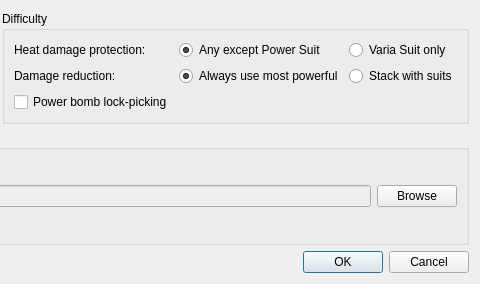
YonicDev/mpdr, file DoorRandomizer/GUI/PatchSettings/patchsettingspanel.ui: the form before one commit; both pictures show x 222 to 702 and y 0 to 284 of the 702 by 284 pixel window.
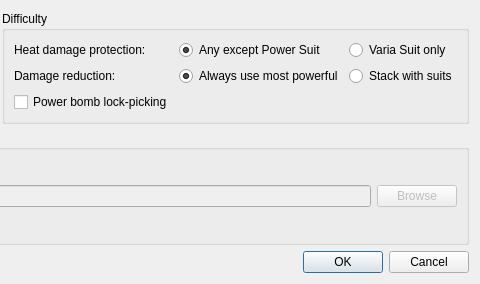
The form after the commit.

What changed in the file:
```diff
--- a/DoorRandomizer/GUI/PatchSettings/patchsettingspanel.ui
+++ b/DoorRandomizer/GUI/PatchSettings/patchsettingspanel.ui
@@ -155,7 +155,10 @@
        </widget>
       </item>
       <item row="1" column="2">
-       <widget class="QPushButton" name="pushButton">
+       <widget class="QPushButton" name="browseButton">
+        <property name="enabled">
+         <bool>false</bool>
+        </property>
         <property name="text">
          <string>Browse</string>
         </property>
```
Left out of the diff: 20 changed lines with no effect on the pictures.
